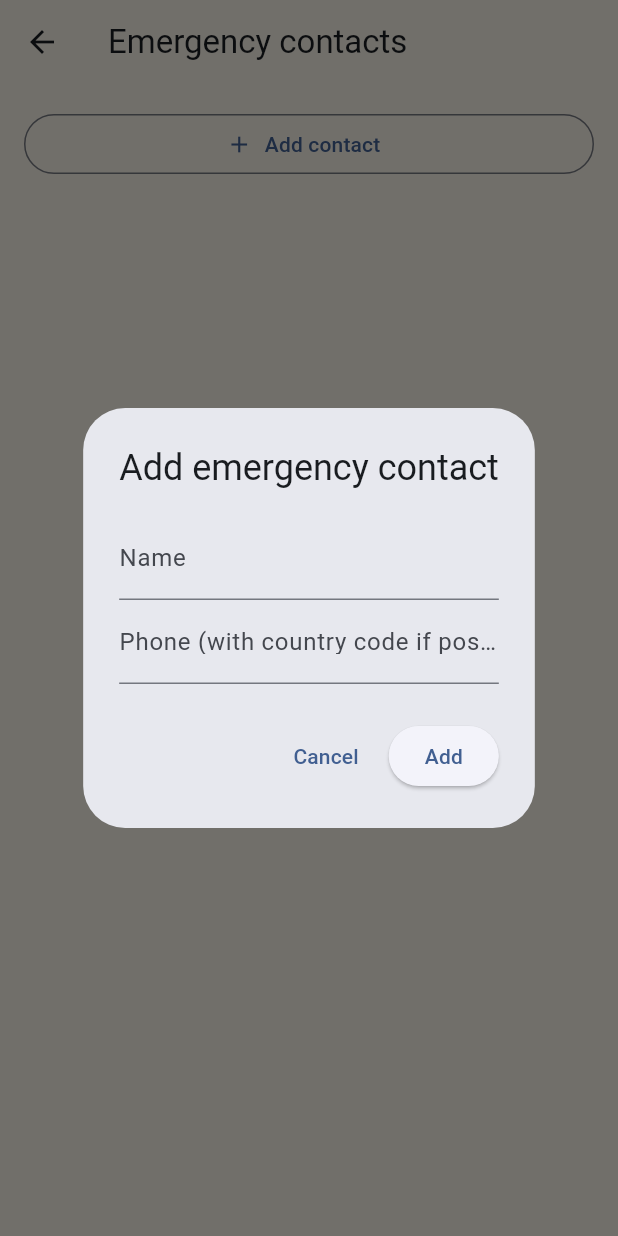
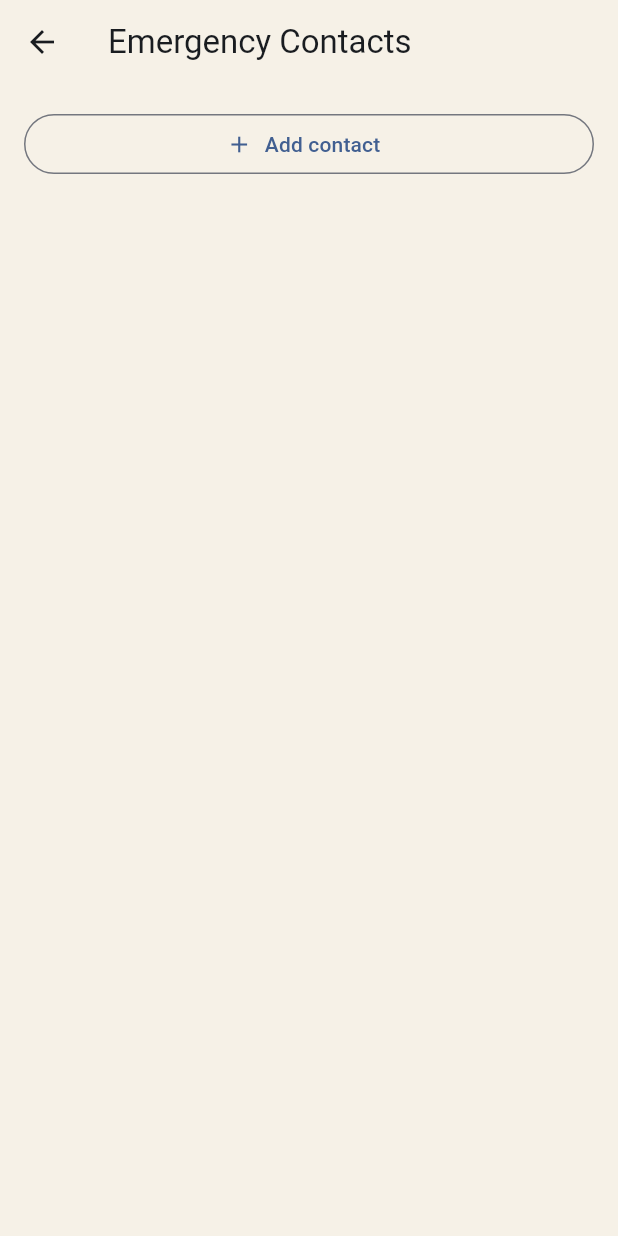
Before and after one commit to Meegitty/VigilX, a Flutter app: the ManageContactsScreen screen opened directly, after a tap on "Add contact", on a phone screen of 412 x 824 dp. Run offline on Flutter 3.47's test engine with Material 3 defaults, Android fonts, the phone set to English and light mode, and no system bars; our stand-ins replace flutter_contacts, geocoding, geolocator, shared_preferences; accounts and stored records are empty.

Commit message:
emergency

```diff
--- a/mobile_app/mobile_app/lib/screens/manage_contacts_screen.dart
+++ b/mobile_app/mobile_app/lib/screens/manage_contacts_screen.dart
@@ -1,4 +1,5 @@
 import 'package:flutter/material.dart';
+import 'package:flutter_contacts/flutter_contacts.dart';
 import '../models/emergency_contact.dart';
 import '../storage/emergency_contacts_store.dart';
 
@@ -24,48 +25,40 @@ class _ManageContactsScreenState extends State<ManageContactsScreen> {
     setState(() => _contacts = list);
   }
 
-  Future<void> _addContactDialog() async {
-    final nameCtl = TextEditingController();
-    final phoneCtl = TextEditingController();
+  Future<void> _pickContact() async {
+    // Request permission to read contacts
+    if (await FlutterContacts.requestPermission(readonly: true)) {
+      // Open the native contact picker
+      final contact = await FlutterContacts.openExternalPick();
 
-    final result = await showDialog<EmergencyContact>(
-      context: context,
-      builder: (ctx) => AlertDialog(
-        title: const Text('Add emergency contact'),
-        content: Column(
-          mainAxisSize: MainAxisSize.min,
-          children: [
-            TextField(
-              controller: nameCtl,
-              decoration: const InputDecoration(labelText: 'Name'),
-            ),
-            TextField(
-              controller: phoneCtl,
-              keyboardType: TextInputType.phone,
-              decoration: const InputDecoration(labelText: 'Phone (with country code if possible)'),
-            ),
-          ],
-        ),
-        actions: [
-          TextButton(onPressed: () => Navigator.pop(ctx), child: const Text('Cancel')),
-          ElevatedButton(
-            onPressed: () {
-              final name = nameCtl.text.trim();
-              final phone = phoneCtl.text.trim();
-              if (name.isEmpty || phone.isEmpty) return;
-              Navigator.pop(ctx, EmergencyContact(name: name, phone: phone));
-            },
-            child: const Text('Add'),
-          ),
-        ],
-      ),
-    );
+      if (contact != null) {
+        // Fetch full contact details to get the phone numbers
+        final fullContact = await FlutterContacts.getContact(contact.id);
 
-    if (result == null) return;
-    final updated = [..._contacts, result];
-    await EmergencyContactsStore.save(updated);
-    if (!mounted) return;
-    setState(() => _contacts = updated);
+        if (fullContact != null && fullContact.phones.isNotEmpty) {
+          final name = fullContact.displayName;
+          final phone = fullContact.phones.first.number;
+
+          final newContact = EmergencyContact(name: name, phone: phone);
+          final updated = [..._contacts, newContact];
+
+          await EmergencyContactsStore.save(updated);
+
+          if (!mounted) return;
+          setState(() => _contacts = updated);
+        } else {
+          if (!mounted) return;
+          ScaffoldMessenger.of(context).showSnackBar(
+            const SnackBar(content: Text('Selected contact has no phone number.')),
+          );
+        }
+      }
+    } else {
+      if (!mounted) return;
+      ScaffoldMessenger.of(context).showSnackBar(
+        const SnackBar(content: Text('Contacts permission denied.')),
+      );
+    }
   }
 
   Future<void> _deleteAt(int i) async {
@@ -79,7 +72,7 @@ class _ManageContactsScreenState extends State<ManageContactsScreen> {
   Widget build(BuildContext context) {
     return Scaffold(
       appBar: AppBar(
-        title: const Text('Emergency contacts'),
+        title: const Text('Emergency Contacts'),
         backgroundColor: Colors.transparent,
       ),
       body: ListView.separated(
@@ -89,7 +82,7 @@ class _ManageContactsScreenState extends State<ManageContactsScreen> {
         itemBuilder: (ctx, idx) {
           if (idx == _contacts.length) {
             return OutlinedButton.icon(
-              onPressed: _addContactDialog,
+              onPressed: _pickContact,
               icon: const Icon(Icons.add),
               label: const Text('Add contact'),
             );
--- a/mobile_app/mobile_app/pubspec.yaml
+++ b/mobile_app/mobile_app/pubspec.yaml
@@ -38,6 +38,7 @@ dependencies:
   # The following adds the Cupertino Icons font to your application.
   # Use with the CupertinoIcons class for iOS style icons.
   cupertino_icons: ^1.0.8
+  flutter_contacts: ^1.1.9+2
 
 dev_dependencies:
   flutter_test:
```
Also changed, not shown: mobile_app/mobile_app/lib/screens/home_screen.dart (+64 -9 lines), mobile_app/mobile_app/lib/services/location_service.dart (+28 -4 lines), mobile_app/mobile_app/pubspec.lock, 1 other file.
